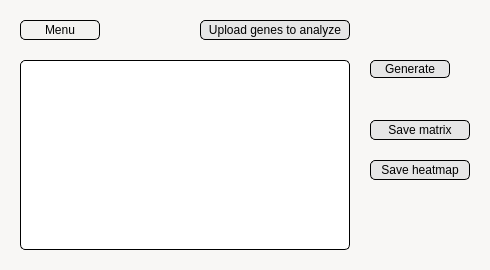
This is colocalizationwindow.ui in LorenzoTarricone/TranscriptomiC as Qt 5 draws it before an edit. The edited form follows.
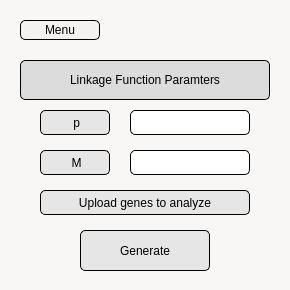
This is the edited form. Custom widgets are drawn as their Qt base class.

What changed in the file:
```diff
--- a/colocalizationwindow.ui
+++ b/colocalizationwindow.ui
@@ -6,8 +6,8 @@
    <rect>
     <x>0</x>
     <y>0</y>
-    <width>490</width>
-    <height>270</height>
+    <width>290</width>
+    <height>290</height>
    </rect>
   </property>
   <property name="windowTitle">
@@ -17,74 +17,13 @@
    <string notr="true">background-color: rgb(248,247,245);
 </string>
   </property>
-  <widget class="QCustomPlot" name="customPlot" native="true">
-   <property name="geometry">
-    <rect>
-     <x>20</x>
-     <y>60</y>
-     <width>330</width>
-     <height>190</height>
-    </rect>
-   </property>
-   <property name="styleSheet">
-    <string notr="true">background-color: rgb(255,255,255);
-border: 1px solid black ;
-border-radius: 5px;
-padding: 0 8px;
-color: rgb(0,0,0);</string>
-   </property>
-  </widget>
-  <widget class="QPushButton" name="SaveMatrixButton">
-   <property name="geometry">
-    <rect>
-     <x>370</x>
-     <y>120</y>
-     <width>100</width>
-     <height>20</height>
-    </rect>
-   </property>
-   <property name="styleSheet">
-    <string notr="true">background-color: rgb(230,230,230);
-color: rgb(0,0,0);
-border: 1px solid black ;
-border-radius: 5px;
-padding: 0 8px;
-color: rgb(0, 0, 0);
-</string>
-   </property>
-   <property name="text">
-    <string>Save matrix</string>
-   </property>
-  </widget>
-  <widget class="QPushButton" name="SaveHeatmapButton">
-   <property name="geometry">
-    <rect>
-     <x>370</x>
-     <y>160</y>
-     <width>100</width>
-     <height>20</height>
-    </rect>
-   </property>
-   <property name="styleSheet">
-    <string notr="true">background-color: rgb(230,230,230);
-color: rgb(0,0,0);
-border: 1px solid black ;
-border-radius: 5px;
-padding: 0 8px;
-color: rgb(0, 0, 0);
-</string>
-   </property>
-   <property name="text">
-    <string>Save heatmap</string>
-   </property>
-  </widget>
   <widget class="QPushButton" name="UploadGenesButton">
    <property name="geometry">
     <rect>
-     <x>200</x>
-     <y>20</y>
-     <width>150</width>
-     <height>20</height>
+     <x>40</x>
+     <y>190</y>
+     <width>210</width>
+     <height>25</height>
     </rect>
    </property>
    <property name="styleSheet">
@@ -100,6 +39,29 @@
     <string>Upload genes to analyze</string>
    </property>
   </widget>
+  <widget class="QPushButton" name="GenerateHeatmapButton">
+   <property name="geometry">
+    <rect>
+     <x>80</x>
+     <y>230</y>
+     <width>130</width>
+     <height>41</height>
+    </rect>
+   </property>
+   <property name="styleSheet">
+    <string notr="true">background-color: rgb(230,230,230);
+color: rgb(0,0,0);
+border: 1px solid black ;
+border-radius: 5px;
+padding: 0 8px;
+font: 700 10pt &quot;Segoe UI&quot;;
+
+</string>
+   </property>
+   <property name="text">
+    <string>Generate</string>
+   </property>
+  </widget>
   <widget class="QPushButton" name="MenuWindowButton">
    <property name="geometry">
     <rect>
@@ -121,37 +83,118 @@
     <string>Menu</string>
    </property>
   </widget>
-  <widget class="QPushButton" name="GenerateHeatmapButton">
+  <widget class="QPlainTextEdit" name="pParamText">
    <property name="geometry">
     <rect>
-     <x>370</x>
+     <x>130</x>
+     <y>110</y>
+     <width>120</width>
+     <height>25</height>
+    </rect>
+   </property>
+   <property name="styleSheet">
+    <string notr="true">background-color: rgb(255,255,255);
+border: 1px solid black ;
+border-radius: 5px;
+padding: 0 8px;
+color: rgb(0,0,0);</string>
+   </property>
+  </widget>
+  <widget class="QLabel" name="pParamLabel">
+   <property name="geometry">
+    <rect>
+     <x>40</x>
+     <y>110</y>
+     <width>70</width>
+     <height>25</height>
+    </rect>
+   </property>
+   <property name="styleSheet">
+    <string notr="true">background-color: rgb(230,230,230);
+font: 10pt &quot;Segoe UI&quot;;
+border: 1px solid black ;
+border-radius: 5px;
+padding: 0 8px;
+color: rgb(0,0,0);
+
+</string>
+   </property>
+   <property name="text">
+    <string> p</string>
+   </property>
+   <property name="alignment">
+    <set>Qt::AlignCenter</set>
+   </property>
+  </widget>
+  <widget class="QLabel" name="UploadLabel">
+   <property name="geometry">
+    <rect>
+     <x>20</x>
      <y>60</y>
-     <width>80</width>
-     <height>18</height>
+     <width>250</width>
+     <height>40</height>
+    </rect>
+   </property>
+   <property name="styleSheet">
+    <string notr="true">background-color: rgb(220,220,220);
+font: 700 10pt &quot;Segoe UI&quot;;
+border: 1px solid black ;
+border-radius: 5px;
+padding: 0 8px;
+color: rgb(0,0,0);
+</string>
+   </property>
+   <property name="text">
+    <string>Linkage Function Paramters</string>
+   </property>
+   <property name="alignment">
+    <set>Qt::AlignCenter</set>
+   </property>
+  </widget>
+  <widget class="QLabel" name="MParamLabel">
+   <property name="geometry">
+    <rect>
+     <x>40</x>
+     <y>150</y>
+     <width>70</width>
+     <height>25</height>
     </rect>
    </property>
    <property name="styleSheet">
     <string notr="true">background-color: rgb(230,230,230);
-color: rgb(0,0,0);
+font: 10pt &quot;Segoe UI&quot;;
 border: 1px solid black ;
 border-radius: 5px;
 padding: 0 8px;
+color: rgb(0,0,0);
 
 </string>
    </property>
    <property name="text">
-    <string>Generate</string>
+    <string> M</string>
+   </property>
+   <property name="alignment">
+    <set>Qt::AlignCenter</set>
+   </property>
+  </widget>
+  <widget class="QPlainTextEdit" name="MParamText">
+   <property name="geometry">
+    <rect>
+     <x>130</x>
+     <y>150</y>
+     <width>120</width>
+     <height>25</height>
+    </rect>
+   </property>
+   <property name="styleSheet">
+    <string notr="true">background-color: rgb(255,255,255);
+border: 1px solid black ;
+border-radius: 5px;
+padding: 0 8px;
+color: rgb(0,0,0);</string>
    </property>
   </widget>
  </widget>
- <customwidgets>
-  <customwidget>
-   <class>QCustomPlot</class>
-   <extends>QWidget</extends>
-   <header location="global">qcustomplot.h</header>
-   <container>1</container>
-  </customwidget>
- </customwidgets>
  <resources/>
  <connections/>
 </ui>
```
